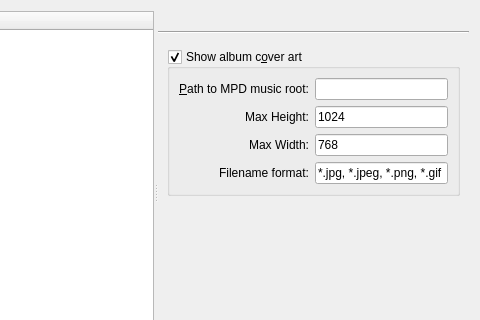
First picture: the form in ui/preferencesdialog.ui, repository Voker57/qmpdclient, before the edit; both pictures show x 95 to 575 and y 0 to 320 of the 575 by 421 pixel window.
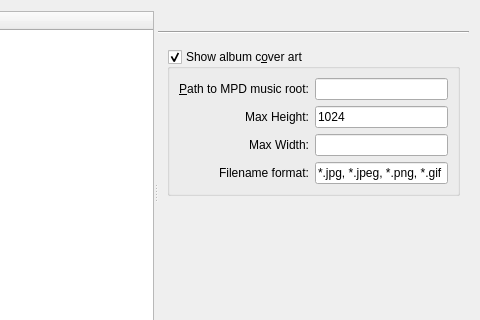
Second picture: the form after the edit.

Commit message: fix of disappearing values of cover art preferences

Diff of the .ui file:
```diff
--- a/ui/preferencesdialog.ui
+++ b/ui/preferencesdialog.ui
@@ -895,7 +895,7 @@
                  <string/>
                 </property>
                 <property name="text">
-                 <string>768</string>
+                 <string notr="true"/>
                 </property>
                </widget>
               </item>
```
